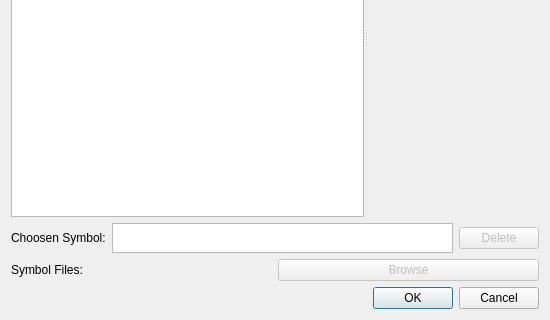
Old version of the form fontdialog.ui in the repository aizenbit/Scribbler; both pictures show x 0 to 550 and y 191 to 511 of the 550 by 511 pixel window.
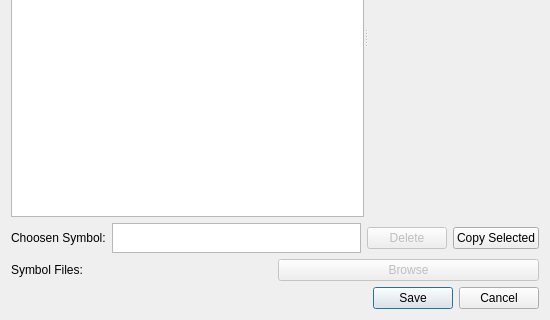
New version of the form. Custom widgets are drawn as their Qt base class.

Diff of the .ui file:
```diff
--- a/fontdialog.ui
+++ b/fontdialog.ui
@@ -191,6 +191,13 @@
        </property>
       </widget>
      </item>
+     <item>
+      <widget class="QPushButton" name="pushButton">
+       <property name="text">
+        <string>Copy Selected</string>
+       </property>
+      </widget>
+     </item>
     </layout>
    </item>
    <item>
@@ -220,7 +227,7 @@
       <enum>Qt::Horizontal</enum>
      </property>
      <property name="standardButtons">
-      <set>QDialogButtonBox::Cancel|QDialogButtonBox::Ok</set>
+      <set>QDialogButtonBox::Cancel|QDialogButtonBox::Save</set>
      </property>
     </widget>
    </item>
```
Left out of the diff: 9 changed lines with no effect on the pictures.
